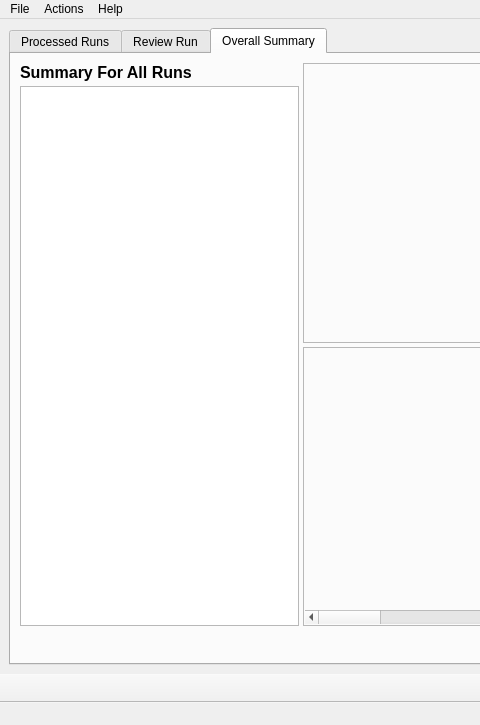
First picture: the form in qtsrc/eyeplus/mainwindow.ui, repository starshine-bcit/eyeplus, before the edit; both pictures show x 0 to 480 and y 0 to 725 of the 1020 by 725 pixel window.
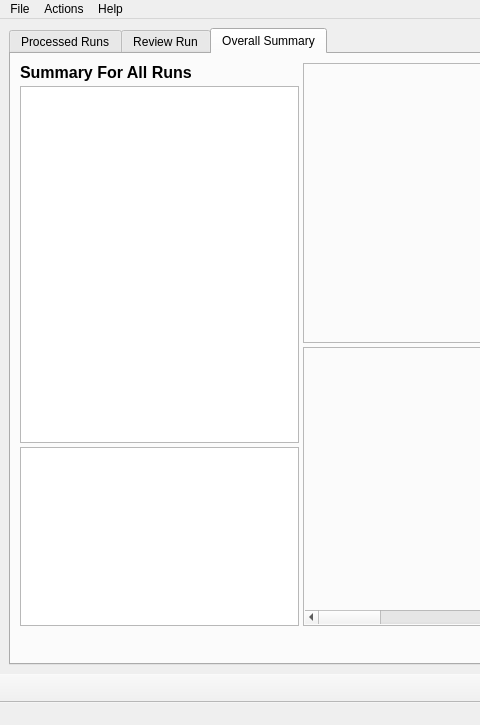
Second picture: the form after the edit. Icons and pictures are not drawn.

Commit message: Add ability to select which runs to view overall stats for

```diff
--- a/qtsrc/eyeplus/mainwindow.ui
+++ b/qtsrc/eyeplus/mainwindow.ui
@@ -525,7 +525,7 @@
            <number>4</number>
           </property>
           <item>
-           <layout class="QVBoxLayout" name="verticalLayoutOverallLeft" stretch="0,1">
+           <layout class="QVBoxLayout" name="verticalLayoutOverallLeft" stretch="0,2,1">
             <item>
              <widget class="QLabel" name="labelOverallTitle">
               <property name="font">
@@ -544,11 +544,33 @@
             </item>
             <item>
              <widget class="QPlainTextEdit" name="plainTextEditOverallStats">
+              <property name="frameShadow">
+               <enum>QFrame::Sunken</enum>
+              </property>
               <property name="readOnly">
                <bool>true</bool>
               </property>
              </widget>
             </item>
+            <item>
+             <widget class="QListWidget" name="listWidgetOverallSelectRuns">
+              <property name="frameShadow">
+               <enum>QFrame::Sunken</enum>
+              </property>
+              <property name="editTriggers">
+               <set>QAbstractItemView::NoEditTriggers</set>
+              </property>
+              <property name="defaultDropAction">
+               <enum>Qt::IgnoreAction</enum>
+              </property>
+              <property name="alternatingRowColors">
+               <bool>true</bool>
+              </property>
+              <property name="selectionMode">
+               <enum>QAbstractItemView::MultiSelection</enum>
+              </property>
+             </widget>
+            </item>
            </layout>
           </item>
           <item>
```
The commit also changes 4 other files.
